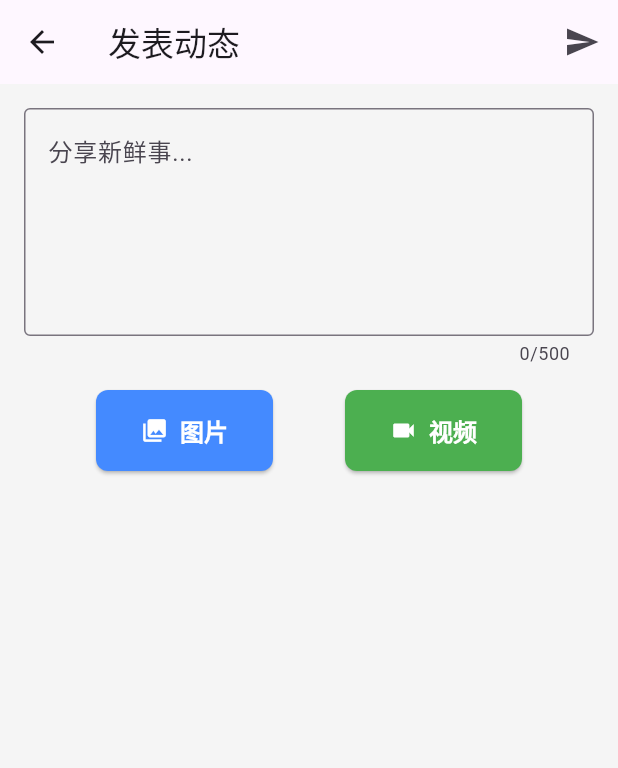
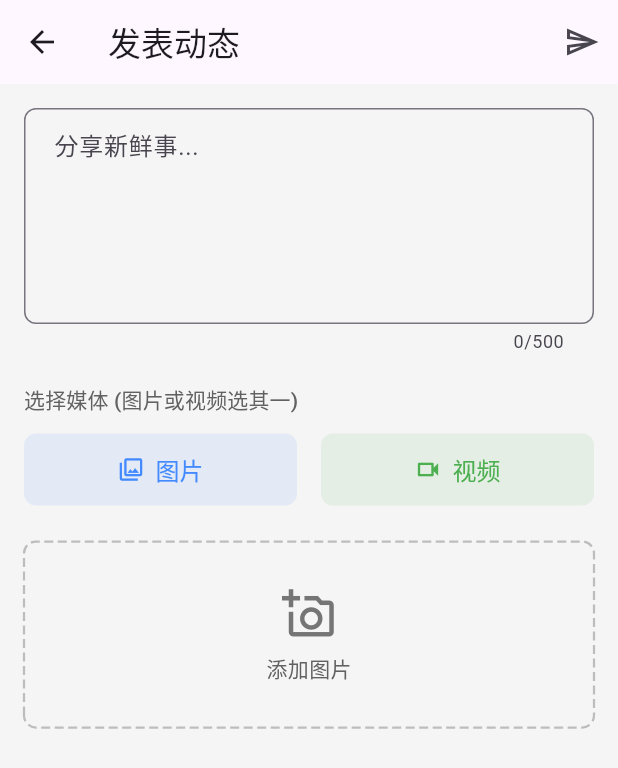
Before and after one commit to berlin2017/ppx_client, a Flutter app: the CreatePostPage screen opened directly, on a phone screen of 412 x 824 dp. Shown: the top 768 px of the screen. Run offline on Flutter 3.47's test engine with Material 3 defaults, Android fonts, the phone set to English and light mode, and no system bars; drawn by our look-alikes of dotted_border; our stand-ins replace camera, dio, hive, hive_flutter, image_picker, logger and 2 more; accounts and stored records are empty.

Commit message:
发表页面修改

```diff
--- a/lib/presentation/pages/create_post/create_post_page.dart
+++ b/lib/presentation/pages/create_post/create_post_page.dart
@@ -1,10 +1,12 @@
 // lib/presentation/pages/create_post/create_post_page.dart
 import 'dart:io';
 
+import 'package:dotted_border/dotted_border.dart'; // Ensure this import is present
 import 'package:flutter/material.dart';
 import 'package:image_picker/image_picker.dart';
-import 'package:provider/provider.dart';
+import 'package:provider/provider.dart'; // Ensure this import is present
 
+// Assuming PostApiService is in this path, adjust if necessary
 import '../../../core/network/post_api_service.dart';
 
 class CreatePostPage extends StatefulWidget {
@@ -21,26 +23,30 @@ class _CreatePostPageState extends State<CreatePostPage> {
   final List<XFile> _selectedImages = [];
   XFile? _selectedVideo;
 
-  bool _isLoading = false; // 用于表示是否正在上传/处理
+  bool _isLoading = false;
 
-  // 图片选择逻辑
   Future<void> _pickImages() async {
+    if (_selectedVideo != null) {
+      if (mounted) {
+        ScaffoldMessenger.of(
+          context,
+        ).showSnackBar(const SnackBar(content: Text('已选择视频，如需选择图片请先移除视频')));
+      }
+      return;
+    }
     if (_selectedImages.length >= 9) {
+      if (mounted) {
         ScaffoldMessenger.of(
           context,
         ).showSnackBar(const SnackBar(content: Text('最多只能选择9张图片')));
-      return;
       }
-    if (_selectedVideo != null) {
-      ScaffoldMessenger.of(
-        context,
-      ).showSnackBar(const SnackBar(content: Text('已选择视频，如需选择图片请先移除视频')));
       return;
     }
 
     try {
       final List<XFile> pickedFiles = await _picker.pickMultiImage(
-        limit: 9 - _selectedImages.length,
+        // Limit argument can be inconsistent across image_picker versions/platforms
+        // We will manually limit the addition below for robustness
       );
 
       if (pickedFiles.isNotEmpty) {
@@ -49,6 +55,11 @@ class _CreatePostPageState extends State<CreatePostPage> {
             if (_selectedImages.length < 9) {
               _selectedImages.add(file);
             } else {
+              if (mounted) {
+                ScaffoldMessenger.of(
+                  context,
+                ).showSnackBar(const SnackBar(content: Text('已达到9张图片上限')));
+              }
               break;
             }
           }
@@ -70,18 +81,21 @@ class _CreatePostPageState extends State<CreatePostPage> {
     });
   }
 
-  // 视频选择逻辑
   Future<void> _pickVideo() async {
     if (_selectedImages.isNotEmpty) {
+      if (mounted) {
         ScaffoldMessenger.of(
           context,
         ).showSnackBar(const SnackBar(content: Text('已选择图片，如需选择视频请先移除图片')));
+      }
       return;
     }
     if (_selectedVideo != null) {
+      if (mounted) {
         ScaffoldMessenger.of(
           context,
         ).showSnackBar(const SnackBar(content: Text('只能选择一个视频')));
+      }
       return;
     }
 
@@ -110,14 +124,15 @@ class _CreatePostPageState extends State<CreatePostPage> {
     });
   }
 
-  // 发表逻辑
   Future<void> _publishPost() async {
     if (_textController.text.isEmpty &&
         _selectedImages.isEmpty &&
         _selectedVideo == null) {
+      if (mounted) {
         ScaffoldMessenger.of(
           context,
         ).showSnackBar(const SnackBar(content: Text('请输入内容或选择媒体文件')));
+      }
       return;
     }
 
@@ -125,8 +140,9 @@ class _CreatePostPageState extends State<CreatePostPage> {
       _isLoading = true;
     });
 
-    final result = await Provider.of<PostApiService>(context, listen: false)
-        .publishPost(
+    // Use PostApiService from Provider
+    final postApiService = Provider.of<PostApiService>(context, listen: false);
+    final result = await postApiService.publishPost(
       textContent: _textController.text,
       imageFiles: _selectedImages,
       videoFile: _selectedVideo,
@@ -142,13 +158,12 @@ class _CreatePostPageState extends State<CreatePostPage> {
       ScaffoldMessenger.of(
         context,
       ).showSnackBar(SnackBar(content: Text('内容已发表!')));
-      // 发表成功后可以清空或导航离开
       _textController.clear();
       setState(() {
         _selectedImages.clear();
         _selectedVideo = null;
       });
-      // Example: Pop after a short delay if you want to show the SnackBar first
+      // Optional: Pop after a delay
       // Future.delayed(const Duration(seconds: 1), () {
       //   if (Navigator.canPop(context)) Navigator.pop(context);
       // });
@@ -165,6 +180,41 @@ class _CreatePostPageState extends State<CreatePostPage> {
     super.dispose();
   }
 
+  Widget _buildAddImageButton({bool isFullWidth = false}) {
+    return InkWell(
+      onTap: _pickImages,
+      borderRadius: BorderRadius.circular(8.0),
+      child: DottedBorder(
+        borderType: BorderType.RRect,
+        radius: const Radius.circular(8.0),
+        color: Colors.grey.shade400,
+        strokeWidth: 1.5,
+        dashPattern: const [6, 3],
+        child: Container(
+          width: isFullWidth ? double.infinity : 100,
+          height: isFullWidth ? 120 : 100,
+          decoration: BoxDecoration(
+            color: Colors.grey.shade100.withOpacity(0.5),
+            borderRadius: BorderRadius.circular(8.0),
+          ),
+          child: Column(
+            mainAxisAlignment: MainAxisAlignment.center,
+            children: [
+              Icon(
+                Icons.add_a_photo_outlined,
+                color: Colors.grey.shade600,
+                size: isFullWidth ? 36 : 30,
+              ),
+              if (isFullWidth) const SizedBox(height: 8),
+              if (isFullWidth)
+                Text("添加图片", style: TextStyle(color: Colors.grey.shade700)),
+            ],
+          ),
+        ),
+      ),
+    );
+  }
+
   @override
   Widget build(BuildContext context) {
     return Scaffold(
@@ -173,18 +223,21 @@ class _CreatePostPageState extends State<CreatePostPage> {
         actions: [
           _isLoading
               ? const Padding(
-                  padding: EdgeInsets.all(16.0),
+                  padding: EdgeInsets.symmetric(
+                    horizontal: 16.0,
+                    vertical: 12.0,
+                  ),
                   child: SizedBox(
                     width: 24,
                     height: 24,
                     child: CircularProgressIndicator(
-                      strokeWidth: 2,
+                      strokeWidth: 2.5,
                       color: Colors.white,
                     ),
                   ),
                 )
               : IconButton(
-                  icon: const Icon(Icons.send),
+                  icon: const Icon(Icons.send_outlined),
                   onPressed: _publishPost,
                   tooltip: '发表',
                 ),
@@ -195,57 +248,84 @@ class _CreatePostPageState extends State<CreatePostPage> {
         child: Column(
           crossAxisAlignment: CrossAxisAlignment.stretch,
           children: <Widget>[
-            // 文字输入区域
             TextField(
               controller: _textController,
-              decoration: const InputDecoration(
+              decoration: InputDecoration(
                 hintText: '分享新鲜事...',
-                border: OutlineInputBorder(),
+                border: OutlineInputBorder(
+                  borderRadius: BorderRadius.circular(8.0),
+                ),
+                contentPadding: const EdgeInsets.symmetric(
+                  horizontal: 16.0,
+                  vertical: 12.0,
+                ),
               ),
               maxLines: 5,
               maxLength: 500,
             ),
-            const SizedBox(height: 16),
+            const SizedBox(height: 20),
 
-            // 媒体选择按钮
+            Text(
+              "选择媒体 (图片或视频选其一)",
+              style: Theme.of(
+                context,
+              ).textTheme.titleSmall?.copyWith(color: Colors.grey.shade700),
+            ),
+            const SizedBox(height: 12),
             Row(
-              mainAxisAlignment: MainAxisAlignment.spaceEvenly,
               children: <Widget>[
-                ElevatedButton.icon(
+                Expanded(
+                  child: ElevatedButton.icon(
                     onPressed:
                         (_selectedVideo != null || _selectedImages.length >= 9)
                         ? null
                         : _pickImages,
-                  icon: const Icon(Icons.photo_library),
+                    icon: const Icon(Icons.photo_library_outlined),
                     label: const Text('图片'),
                     style: ElevatedButton.styleFrom(
-                    backgroundColor: Colors.blueAccent,
-                    foregroundColor: Colors.white,
+                      padding: const EdgeInsets.symmetric(vertical: 12),
+                      textStyle: const TextStyle(fontSize: 16),
+                      backgroundColor: Colors.blueAccent.withOpacity(0.1),
+                      foregroundColor: Colors.blueAccent,
+                      elevation: 0,
+                      shape: RoundedRectangleBorder(
+                        borderRadius: BorderRadius.circular(8.0),
                       ),
                     ),
-                ElevatedButton.icon(
+                  ),
+                ),
+                const SizedBox(width: 16),
+                Expanded(
+                  child: ElevatedButton.icon(
                     onPressed:
                         (_selectedImages.isNotEmpty || _selectedVideo != null)
                         ? null
                         : _pickVideo,
-                  icon: const Icon(Icons.videocam),
+                    icon: const Icon(Icons.videocam_outlined),
                     label: const Text('视频'),
                     style: ElevatedButton.styleFrom(
-                    backgroundColor: Colors.green,
-                    foregroundColor: Colors.white,
+                      padding: const EdgeInsets.symmetric(vertical: 12),
+                      textStyle: const TextStyle(fontSize: 16),
+                      backgroundColor: Colors.green.withOpacity(0.1),
+                      foregroundColor: Colors.green,
+                      elevation: 0,
+                      shape: RoundedRectangleBorder(
+                        borderRadius: BorderRadius.circular(8.0),
+                      ),
+                    ),
                   ),
                 ),
               ],
             ),
-            const SizedBox(height: 16),
+            const SizedBox(height: 24),
 
-            // 已选图片预览
+            if (_selectedImages.isEmpty && _selectedVideo == null)
+              _buildAddImageButton(isFullWidth: true),
+
             _buildImageThumbnails(),
-
-            // 已选视频预览
             _buildVideoPreview(),
 
-            const SizedBox(height: 70),
+            const SizedBox(height: 70), // For FAB or other bottom elements
           ],
         ),
       ),
@@ -259,15 +339,21 @@ class _CreatePostPageState extends State<CreatePostPage> {
     return Column(
       crossAxisAlignment: CrossAxisAlignment.start,
       children: [
-        const Text("已选图片:", style: TextStyle(fontWeight: FontWeight.bold)),
-        const SizedBox(height: 8),
+        Padding(
+          padding: const EdgeInsets.only(top: 8.0, bottom: 8.0),
+          child: Text("已选图片:", style: Theme.of(context).textTheme.titleMedium),
+        ),
         Wrap(
-          spacing: 8.0,
-          runSpacing: 8.0,
-          children: _selectedImages.asMap().entries.map((entry) {
+          spacing: 10.0,
+          runSpacing: 10.0,
+          children: [
+            ..._selectedImages.asMap().entries.map((entry) {
               int idx = entry.key;
               XFile imageFile = entry.value;
-            return Stack(
+              return SizedBox(
+                width: 100,
+                height: 100,
+                child: Stack(
                   children: [
                     ClipRRect(
                       borderRadius: BorderRadius.circular(8.0),
@@ -279,27 +365,34 @@ class _CreatePostPageState extends State<CreatePostPage> {
                       ),
                     ),
                     Positioned(
-                  top: 0,
-                  right: 0,
+                      top: 4,
+                      right: 4,
+                      child: Material(
+                        color: Colors.black.withOpacity(0.5),
+                        shape: const CircleBorder(),
                         child: InkWell(
                           onTap: () => _removeImage(idx),
-                    child: Container(
-                      padding: const EdgeInsets.all(2),
-                      decoration: BoxDecoration(
-                        color: Colors.black.withOpacity(0.6),
-                        shape: BoxShape.circle,
-                      ),
-                      child: const Icon(
+                          borderRadius: BorderRadius.circular(12),
+                          child: const Padding(
+                            padding: EdgeInsets.all(4.0),
+                            child: Icon(
                               Icons.close,
                               color: Colors.white,
-                        size: 18,
+                              size: 16,
+                            ),
                           ),
                         ),
                       ),
                     ),
                   ],
+                ),
               );
             }).toList(),
+            if (_selectedImages.isNotEmpty &&
+                _selectedImages.length < 9 &&
+                _selectedVideo == null)
+              _buildAddImageButton(),
+          ],
         ),
         const SizedBox(height: 16),
       ],
@@ -313,17 +406,23 @@ class _CreatePostPageState extends State<CreatePostPage> {
     return Column(
       crossAxisAlignment: CrossAxisAlignment.start,
       children: [
-        const Text("已选视频:", style: TextStyle(fontWeight: FontWeight.bold)),
-        const SizedBox(height: 8),
+        Padding(
+          padding: const EdgeInsets.only(top: 8.0, bottom: 8.0),
+          child: Text("已选视频:", style: Theme.of(context).textTheme.titleMedium),
+        ),
         Stack(
           alignment: Alignment.center,
           children: [
             Container(
               width: double.infinity,
               height: 200,
+              decoration: BoxDecoration(
                 color: Colors.black,
+                borderRadius: BorderRadius.circular(8.0),
+                // Potentially add a thumbnail here if you generate one
+              ),
               child: const Icon(
-                Icons.play_circle_fill,
+                Icons.play_circle_outline_rounded,
                 color: Colors.white54,
                 size: 60,
               ),
@@ -331,15 +430,16 @@ class _CreatePostPageState extends State<CreatePostPage> {
             Positioned(
               top: 8,
               right: 8,
+              child: Material(
+                color: Colors.black.withOpacity(0.5),
+                shape: const CircleBorder(),
                 child: InkWell(
                   onTap: _removeVideo,
-                child: Container(
-                  padding: const EdgeInsets.all(2),
-                  decoration: BoxDecoration(
-                    color: Colors.black.withOpacity(0.6),
-                    shape: BoxShape.circle,
+                  borderRadius: BorderRadius.circular(12),
+                  child: const Padding(
+                    padding: EdgeInsets.all(4.0),
+                    child: Icon(Icons.close, color: Colors.white, size: 16),
                   ),
-                  child: const Icon(Icons.close, color: Colors.white, size: 18),
                 ),
               ),
             ),
@@ -347,14 +447,18 @@ class _CreatePostPageState extends State<CreatePostPage> {
               bottom: 8,
               left: 8,
               right: 8,
+              child: Container(
+                padding: const EdgeInsets.symmetric(horizontal: 8, vertical: 4),
+                decoration: BoxDecoration(
+                  color: Colors.black.withOpacity(0.6),
+                  borderRadius: BorderRadius.circular(4.0),
+                ),
                 child: Text(
                   _selectedVideo!.name,
-                style: const TextStyle(
-                  color: Colors.white,
-                  backgroundColor: Colors.black54,
-                ),
+                  style: const TextStyle(color: Colors.white, fontSize: 12),
                   maxLines: 1,
                   overflow: TextOverflow.ellipsis,
+                ),
               ),
             ),
           ],
--- a/pubspec.yaml
+++ b/pubspec.yaml
@@ -49,6 +49,7 @@ dependencies:
   camera: ^0.10.6 # 或者最新版本
   image_picker: ^1.1.2 # 或者最新版本
   image_picker_windows: ^0.2.1+1
+  dotted_border: ^2.1.0 # Or latest version
 
 dev_dependencies:
   flutter_test:
```
Also changed, not shown: pubspec.lock. Lines whose indentation alone changed are shown as unchanged.
